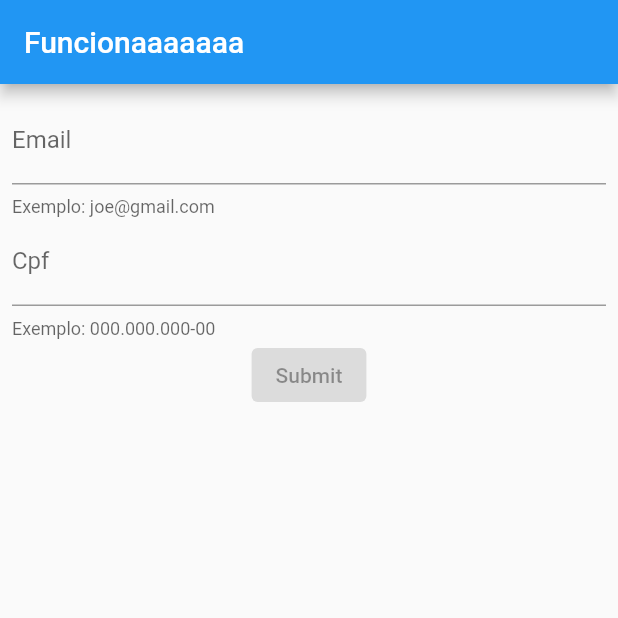
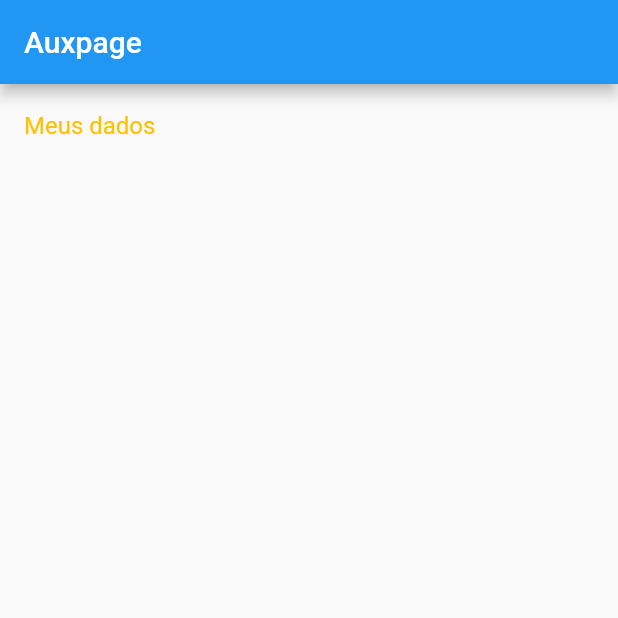
Before and after one commit to Arthurlima544/Valida-Email-Cpf, a Flutter app: the screen it shows after launch, on a phone screen of 412 x 824 dp, the top half of it. Run offline on Flutter 3.47's test engine with Material 2 defaults, Android fonts, the light colour scheme and no system bars; our stand-ins replace bloc, equatable, flutter_bloc, formz.

Commit message:
adicionando sexo input

```diff
--- a/lib/main.dart
+++ b/lib/main.dart
@@ -1,5 +1,6 @@
 import 'package:flutter/material.dart';
 import 'package:flutter_bloc/flutter_bloc.dart';
+import 'package:validacao_email/pages/auxpage/auxpage.dart';
 import 'package:validacao_email/pages/homepage/bloc/homepage_bloc.dart';
 
 import 'package:validacao_email/pages/homepage/homepage.dart';
@@ -18,10 +19,7 @@ class MyApp extends StatelessWidget {
       theme: ThemeData(
         primarySwatch: Colors.blue,
       ),
-      home: BlocProvider(
-        create: (context) => HomepageBloc(),
-        child: HomePage(),
-      ),
+      home: AuxPage(),
     );
   }
 }
--- a/lib/models/Cpf.dart
+++ b/lib/models/Cpf.dart
@@ -17,6 +17,7 @@ class Cpf extends FormzInput<String, CpfValidationError> {
   }
 
   String? stringToCpfFormat(String? value) {
+    //Todo fazer funcao;
     return value;
   }
 }
--- /dev/null
+++ b/lib/pages/auxpage/auxpage.dart
@@ -0,0 +1,37 @@
+import 'package:flutter/material.dart';
+import 'package:flutter_bloc/flutter_bloc.dart';
+import 'package:validacao_email/models/Usuario.dart';
+import 'package:validacao_email/pages/homepage/bloc/homepage_bloc.dart';
+import 'package:validacao_email/pages/homepage/homepage.dart';
+
+final Usuario user =
+    Usuario(email: "Arthur@gmail.com", sexo: "F", cpf: "05868048113");
+
+class AuxPage extends StatelessWidget {
+  @override
+  Widget build(BuildContext context) {
+    return Scaffold(
+      appBar: AppBar(
+        title: Text("Auxpage"),
+      ),
+      body: ListTile(
+        title: Text(
+          'Meus dados',
+          style: TextStyle(color: Colors.amber),
+        ),
+        onTap: () => {
+          Navigator.of(context).push(
+            MaterialPageRoute(
+              builder: (_) => BlocProvider(
+                create: (context) => HomepageBloc(),
+                child: HomePage(
+                  user: user,
+                ),
+              ),
+            ),
+          ),
+        },
+      ),
+    );
+  }
+}
--- a/lib/pages/homepage/bloc/homepage_event.dart
+++ b/lib/pages/homepage/bloc/homepage_event.dart
@@ -38,3 +38,9 @@ class SexoChanged extends HomepageEvent {
 
   SexoChanged({required this.sexo});
 }
+
+class InitialDataLoad extends HomepageEvent {
+  final Usuario user;
+
+  InitialDataLoad({required this.user});
+}
--- a/lib/pages/homepage/bloc/homepage_state.dart
+++ b/lib/pages/homepage/bloc/homepage_state.dart
@@ -28,5 +28,5 @@ class HomepageState extends Equatable {
   }
 
   @override
-  List<Object> get props => [email, status, cpf];
+  List<Object> get props => [email, status, cpf, sexo];
 }
--- a/lib/pages/homepage/widgets/cpf_input.dart
+++ b/lib/pages/homepage/widgets/cpf_input.dart
@@ -3,15 +3,16 @@ import 'package:flutter_bloc/flutter_bloc.dart';
 import 'package:validacao_email/pages/homepage/bloc/homepage_bloc.dart';
 
 class CpfInput extends StatelessWidget {
-  const CpfInput({Key? key, required this.focusNode}) : super(key: key);
-
+  const CpfInput({Key? key, required this.focusNode, required this.initialCpf})
+      : super(key: key);
+  final String initialCpf;
   final FocusNode focusNode;
   @override
   Widget build(BuildContext context) {
     return BlocBuilder<HomepageBloc, HomepageState>(
       builder: (context, state) {
         return TextFormField(
-          initialValue: state.cpf.value,
+          initialValue: initialCpf,
           focusNode: focusNode,
           decoration: InputDecoration(
             labelText: 'Cpf',
--- a/lib/pages/homepage/widgets/email_input.dart
+++ b/lib/pages/homepage/widgets/email_input.dart
@@ -3,15 +3,18 @@ import 'package:flutter_bloc/flutter_bloc.dart';
 import 'package:validacao_email/pages/homepage/bloc/homepage_bloc.dart';
 
 class EmailInput extends StatelessWidget {
-  const EmailInput({Key? key, required this.focusNode}) : super(key: key);
+  const EmailInput(
+      {Key? key, required this.focusNode, required this.initialEmail})
+      : super(key: key);
 
   final FocusNode focusNode;
+  final String initialEmail;
   @override
   Widget build(BuildContext context) {
     return BlocBuilder<HomepageBloc, HomepageState>(
       builder: (context, state) {
         return TextFormField(
-          initialValue: state.email.value,
+          initialValue: initialEmail,
           focusNode: focusNode,
           decoration: InputDecoration(
             labelText: 'Email',
```
Also changed, not shown: lib/models/Usuario.dart (added, +7 -0 lines), lib/pages/homepage/bloc/homepage_bloc.dart (+14 -1 lines), lib/pages/homepage/homepage.dart (+12 -1 lines), lib/pages/homepage/widgets/sexo_input.dart (+17 -4 lines).
